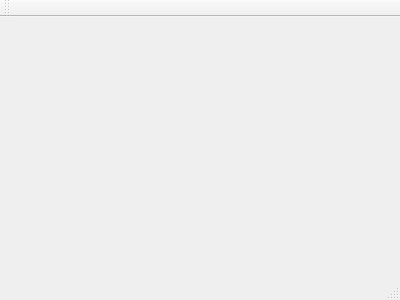
This is frontend.ui in Valkaryne/QwtModel as Qt 5 draws it before an edit. The edited form follows.
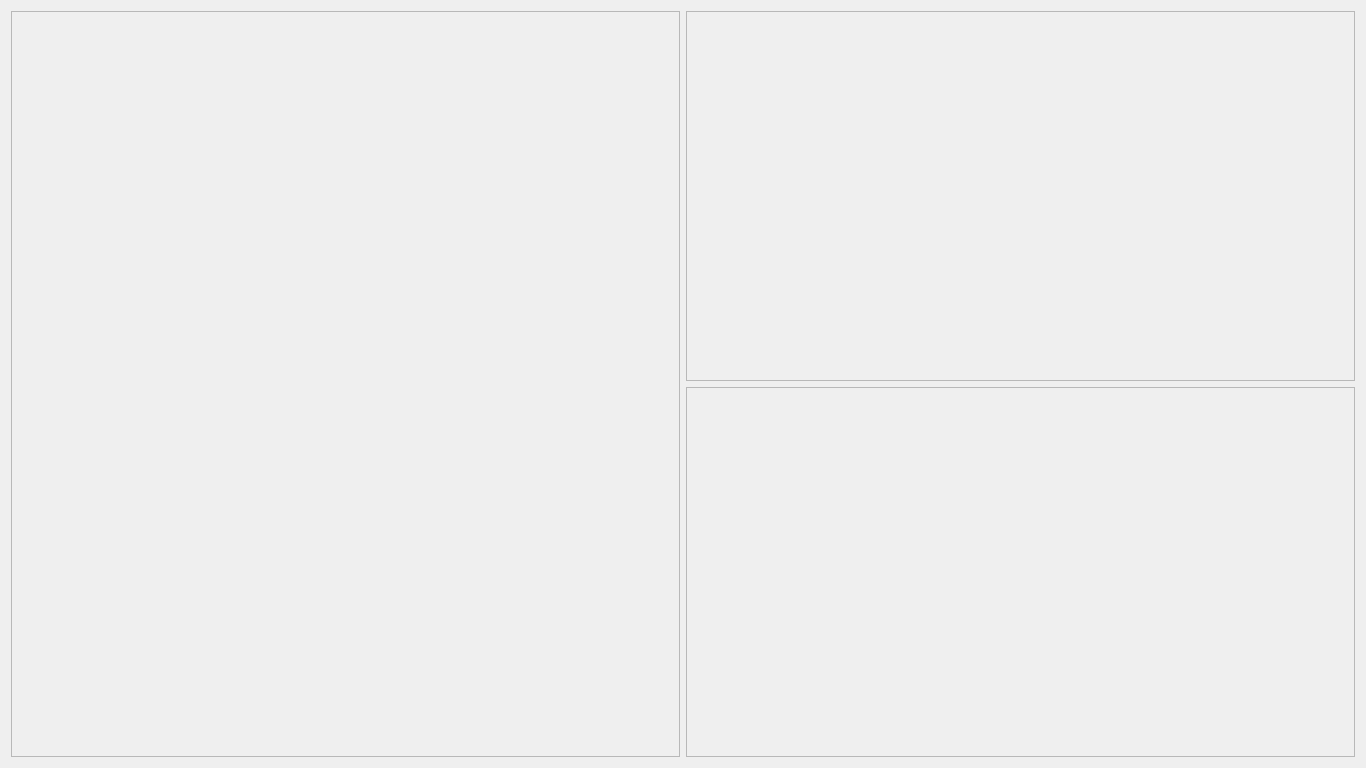
This is the edited form.

Commit message: Make front-end base

```diff
--- a/frontend.ui
+++ b/frontend.ui
@@ -1,24 +1,82 @@
 <ui version="4.0">
  <class>FrontEnd</class>
- <widget class="QMainWindow" name="FrontEnd" >
-  <property name="geometry" >
+ <widget class="QMainWindow" name="FrontEnd">
+  <property name="geometry">
    <rect>
     <x>0</x>
     <y>0</y>
-    <width>400</width>
-    <height>300</height>
+    <width>1366</width>
+    <height>768</height>
    </rect>
   </property>
-  <property name="windowTitle" >
+  <property name="sizePolicy">
+   <sizepolicy hsizetype="Fixed" vsizetype="Fixed">
+    <horstretch>0</horstretch>
+    <verstretch>0</verstretch>
+   </sizepolicy>
+  </property>
+  <property name="windowTitle">
    <string>FrontEnd</string>
   </property>
-  <widget class="QMenuBar" name="menuBar" />
-  <widget class="QToolBar" name="mainToolBar" />
-  <widget class="QWidget" name="centralWidget" />
-  <widget class="QStatusBar" name="statusBar" />
+  <widget class="QWidget" name="centralWidget">
+   <layout class="QHBoxLayout" name="horizontalLayout">
+    <item>
+     <widget class="QFrame" name="plotFrame">
+      <property name="frameShape">
+       <enum>QFrame::StyledPanel</enum>
+      </property>
+      <property name="frameShadow">
+       <enum>QFrame::Plain</enum>
+      </property>
+      <property name="lineWidth">
+       <number>2</number>
+      </property>
+      <layout class="QVBoxLayout" name="verticalLayout_2">
+       <item>
+        <layout class="QVBoxLayout" name="spectrumLayout"/>
+       </item>
+      </layout>
+     </widget>
+    </item>
+    <item>
+     <layout class="QVBoxLayout" name="verticalLayout">
+      <item>
+       <widget class="QFrame" name="polarPlotFrame">
+        <property name="frameShape">
+         <enum>QFrame::StyledPanel</enum>
+        </property>
+        <property name="frameShadow">
+         <enum>QFrame::Plain</enum>
+        </property>
+        <property name="lineWidth">
+         <number>2</number>
+        </property>
+        <layout class="QVBoxLayout" name="verticalLayout_3">
+         <item>
+          <layout class="QVBoxLayout" name="polarLayout"/>
+         </item>
+        </layout>
+       </widget>
+      </item>
+      <item>
+       <widget class="QFrame" name="settingsFrame">
+        <property name="frameShape">
+         <enum>QFrame::StyledPanel</enum>
+        </property>
+        <property name="frameShadow">
+         <enum>QFrame::Plain</enum>
+        </property>
+        <property name="lineWidth">
+         <number>2</number>
+        </property>
+       </widget>
+      </item>
+     </layout>
+    </item>
+   </layout>
+  </widget>
  </widget>
- <layoutDefault spacing="6" margin="11" />
- <pixmapfunction></pixmapfunction>
+ <layoutdefault spacing="6" margin="11"/>
  <resources/>
  <connections/>
 </ui>
```
Left out of the diff: 1 changed line with no effect on the pictures. The commit also changes 2 other files.
